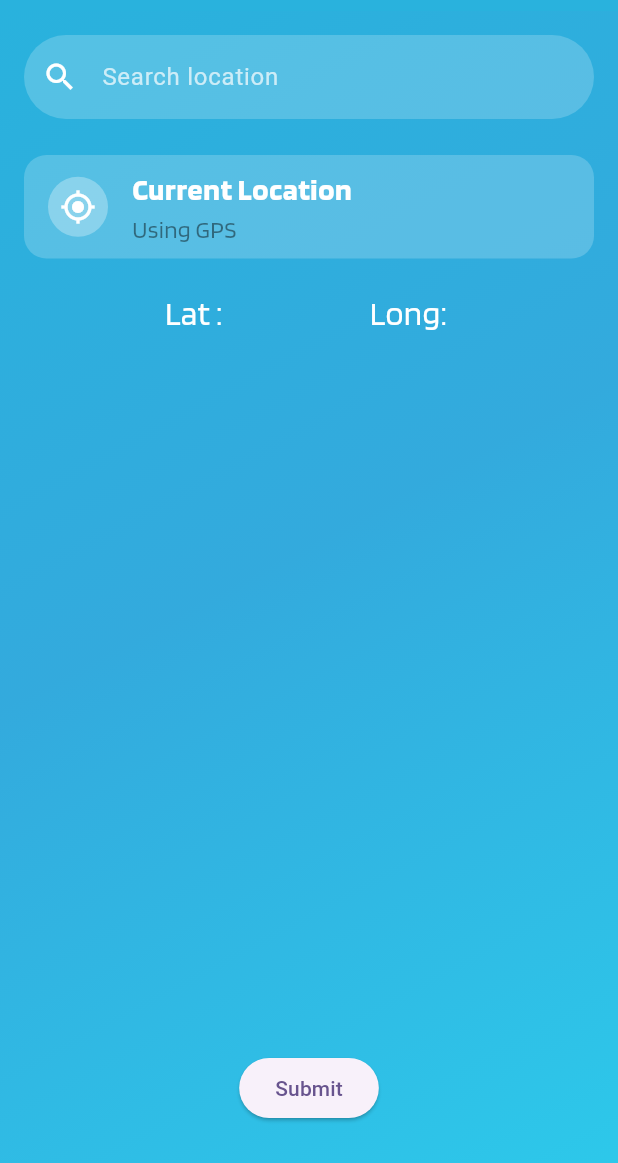
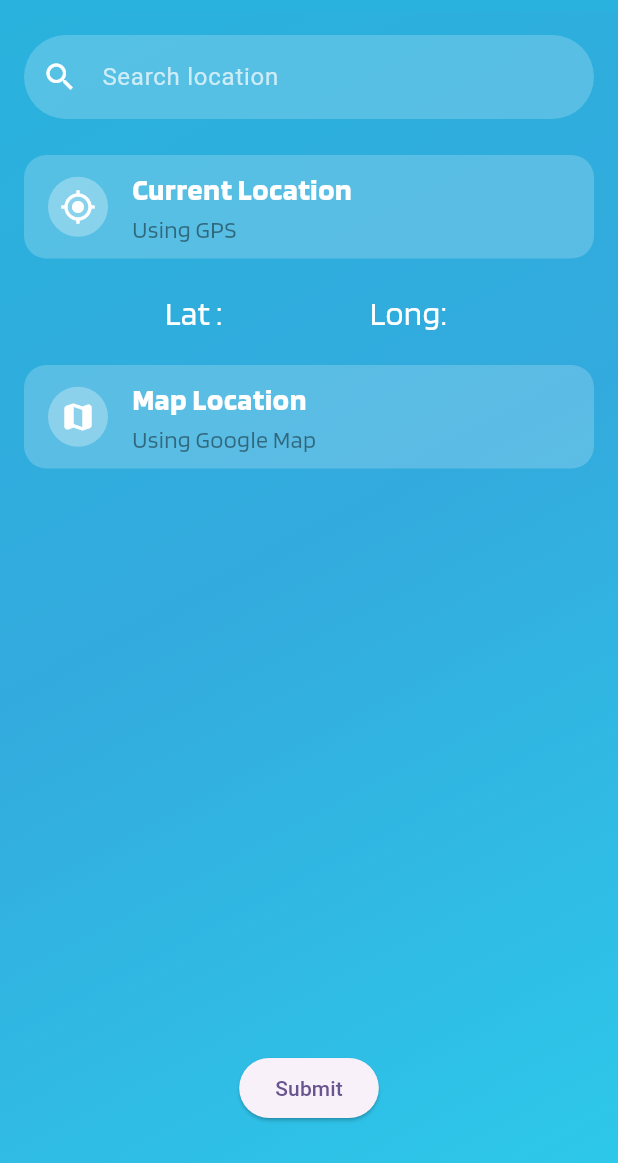
Before and after one commit to aditya-webkorps/weather, a Flutter app: the screen it shows after launch, after a tap on an icon or button, on a phone screen of 412 x 824 dp, the part 73-1236 px from its top. Run offline on Flutter 3.47's test engine with Material 3 defaults, Android fonts, the phone set to English and light mode, and no system bars; our stand-ins replace connectivity_plus, flutter_svg, font_awesome_flutter, geolocator, google_maps_flutter; network calls fail; project files that could hold a hidden picture were left out.

Commit message:
google map integration done

```diff
--- a/lib/location_page.dart
+++ b/lib/location_page.dart
@@ -1,6 +1,7 @@
 import 'package:flutter/material.dart';
 import 'package:geolocator/geolocator.dart';
 import 'package:weather_app/services/network_service.dart';
+import 'package:weather_app/widgets/google_map_page.dart';
 
 import 'common/text_styles.dart';
 
@@ -40,6 +41,17 @@ class _LocationPageState extends State<LocationPage> {
       return false;
     }
     return true;
+  }
+
+  Future<bool> isGpsServiceEnabled() async {
+    bool isGpsEnabled = false;
+
+    isGpsEnabled = await Geolocator.isLocationServiceEnabled();
+    if (!isGpsEnabled) {
+      ScaffoldMessenger.of(context).showSnackBar(SnackBar(
+          content: Text("GPS services are disabled. Please enable the GPS.")));
+    }
+    return isGpsEnabled;
   }
 
   @override
@@ -95,11 +107,13 @@ class _LocationPageState extends State<LocationPage> {
                 onTap: () async {
                   isLoading = true;
                   setState(() {});
+                  if (await isGpsServiceEnabled()) {
                     if (await isLocationPermissionProvided()) {
                       position = await Geolocator.getCurrentPosition(
                           locationSettings: locationSettings);
                       isLoading = false;
                       setState(() {});
+                    }
                   }
                 },
                 child: Container(
@@ -147,18 +161,72 @@ class _LocationPageState extends State<LocationPage> {
                   ),
                 ],
               ),
+              SizedBox(
+                height: 20.0,
+              ),
+              InkWell(
+                onTap: () {
+                  Navigator.of(context).push(
+                      MaterialPageRoute(builder: (context) => GoogleMapPage()));
+                },
+                child: Container(
+                  decoration: BoxDecoration(
+                      color: Colors.white.withValues(alpha: 0.2),
+                      borderRadius: BorderRadius.circular(15.0)),
+                  child: ListTile(
+                    leading: isLoading
+                        ? CircularProgressIndicator(color: Colors.white)
+                        : Container(
+                            padding: EdgeInsets.all(8.0),
+                            decoration: BoxDecoration(
+                                shape: BoxShape.circle,
+                                color: Colors.white.withValues(alpha: 0.3)),
+                            child: Icon(
+                              Icons.map_rounded,
+                              color: Colors.white,
+                            ),
+                          ),
+                    title: Text(
+                      "Map Location",
+                      style: TextStyles.semiboldWhite20,
+                    ),
+                    subtitle: Text(
+                      "Using Google Map",
+                      style: TextStyles.regularWhite16
+                          .copyWith(color: Colors.black45),
+                    ),
+                  ),
+                ),
+              ),
               Spacer(),
               Padding(
                 padding: const EdgeInsets.all(10.0),
                 child: ElevatedButton(
                     onPressed: () async {
+                      try {
                         NetworkService networkService = NetworkService();
 
-                      var responseModel = await networkService.getForecastData(
-                        lat: 18.5639113, //position?.latitude ?? 0.0,
-                        long: 73.782828, // position?.longitude ?? 0.0,
+                        var responseModel =
+                            await networkService.getForecastData(
+                          lat: position?.latitude,
+                          long: position?.longitude,
+                          userInputLocation: _searchController.text,
                         );
+
+                        if (responseModel.error != null) {
+                          ScaffoldMessenger.of(context).showSnackBar(SnackBar(
+                              content:
+                                  Text("${responseModel.error?.message}")));
+                        } else {
                           Navigator.of(context).pop(responseModel);
+                        }
+                      } catch (ex) {
+                        debugPrint(ex.toString());
+
+                        ScaffoldMessenger.of(context).showSnackBar(SnackBar(
+                            content: Text(
+                                "Something went wrong. Our backend team is working on it.")));
+                      }
                     },
                     child: Text("Submit")),
               ),
--- a/lib/models/weather_model.dart
+++ b/lib/models/weather_model.dart
@@ -10,51 +10,47 @@ WeatherModel weatherModelFromJson(String str) =>
 String weatherModelToJson(WeatherModel data) => json.encode(data.toJson());
 
 class WeatherModel {
-  // final Location? location;
+  final Location? location;
   final Current? current;
+  final Forecast? forecast;
+  final WeatherError? error;
 
-  // final Forecast? forecast;
-
-  WeatherModel({
-    // this.location,
-    this.current,
-    // this.forecast,
-  });
+  WeatherModel({this.location, this.current, this.forecast, this.error});
 
   factory WeatherModel.fromJson(Map<String, dynamic> json) => WeatherModel(
-        // location: json["location"] == null
-        //     ? null
-        //     : Location.fromJson(json["location"]),
+        location: json["location"] == null
+            ? null
+            : Location.fromJson(json["location"]),
         current:
             json["current"] == null ? null : Current.fromJson(json["current"]),
-        // forecast: json["forecast"] == null
-        //     ? null
-        //     : Forecast.fromJson(json["forecast"]),
+        forecast: json["forecast"] == null
+            ? null
+            : Forecast.fromJson(json["forecast"]),
+        error:
+            json["error"] == null ? null : WeatherError.fromJson(json["error"]),
       );
 
   Map<String, dynamic> toJson() => {
-        // "location": location?.toJson(),
+        "location": location?.toJson(),
         "current": current?.toJson(),
-        // "forecast": forecast?.toJson(),
+        "forecast": forecast?.toJson(),
       };
 }
 
 class Current {
-  // final String? lastUpdated;
   final double? tempC;
+  final double? windKph;
+  final Condition? condition;
 
-  // final double? tempF;
-  // final double? isDay;
-  // final Condition? condition;
   // final double? windMph;
-  final double? windKph;
   // final double? windDegree;
   // final String? windDir;
   // final double? pressureMb;
   // final double? pressureIn;
   // final double? precipMm;
-  // final double? precipIn;
-  // final double? humidity;
+  final double? precipIn;
+  final double? humidity;
+
   // final double? cloud;
   // final double? feelslikeC;
   // final double? feelslikeF;
@@ -78,12 +74,11 @@ class Current {
   // final double? chanceOfSnow;
 
   Current({
-    // this.lastUpdatedEpoch,
     // this.lastUpdated,
     this.tempC,
     // this.tempF,
     // this.isDay,
-    // this.condition,
+    this.condition,
     // this.windMph,
     this.windKph,
     // this.windDegree,
@@ -91,8 +86,8 @@ class Current {
     // this.pressureMb,
     // this.pressureIn,
     // this.precipMm,
-    // this.precipIn,
-    // this.humidity,
+    this.precipIn,
+    this.humidity,
     // this.cloud,
     // this.feelslikeC,
     // this.feelslikeF,
@@ -117,12 +112,13 @@ class Current {
   });
 
   factory Current.fromJson(Map<String, dynamic> json) => Current(
-        // lastUpdatedEpoch: json["last_updated_epoch"],
         // lastUpdated: json["last_updated"],
         tempC: json["temp_c"]?.toDouble(),
         // tempF: json["temp_f"]?.toDouble(),
         // isDay: json["is_day"],
-        // condition: json["condition"] == null ? null : Condition.fromJson(json["condition"]),
+        condition: json["condition"] == null
+            ? null
+            : Condition.fromJson(json["condition"]),
         // windMph: json["wind_mph"]?.toDouble(),
         windKph: json["wind_kph"]?.toDouble(),
         // windDegree: json["wind_degree"],
@@ -130,8 +126,8 @@ class Current {
         // pressureMb: json["pressure_mb"],
         // pressureIn: json["pressure_in"]?.toDouble(),
         // precipMm: json["precip_mm"],
-        // precipIn: json["precip_in"],
-        // humidity: json["humidity"],
+        precipIn: double.parse(json["precip_in"].toString()),
+        humidity: double.parse(json["humidity"].toString()),
         // cloud: json["cloud"],
         // feelslikeC: json["feelslike_c"]?.toDouble(),
         // feelslikeF: json["feelslike_f"]?.toDouble(),
@@ -196,9 +192,9 @@ class Current {
 }
 
 class Condition {
-  final Text? text;
-  final Icon? icon;
-  final double? code;
+  final String? text;
+  final String? icon;
+  final int? code;
 
   Condition({
     this.text,
@@ -207,33 +203,17 @@ class Condition {
   });
 
   factory Condition.fromJson(Map<String, dynamic> json) => Condition(
-        text: textValues.map[json["text"]]!,
-        icon: iconValues.map[json["icon"]]!,
+        text: json["text"],
+        icon: json["icon"],
         code: json["code"],
       );
 
   Map<String, dynamic> toJson() => {
-        "text": textValues.reverse[text],
-        "icon": iconValues.reverse[icon],
+        "text": text,
+        "icon": icon,
         "code": code,
       };
 }
-
-enum Icon {
-  CDN_WEATHERAPI_COM_WEATHER_64_X64_DAY_113_PNG,
-  CDN_WEATHERAPI_COM_WEATHER_64_X64_NIGHT_113_PNG
-}
-
-final iconValues = EnumValues({
-  "//cdn.weatherapi.com/weather/64x64/day/113.png":
-      Icon.CDN_WEATHERAPI_COM_WEATHER_64_X64_DAY_113_PNG,
-  "//cdn.weatherapi.com/weather/64x64/night/113.png":
-      Icon.CDN_WEATHERAPI_COM_WEATHER_64_X64_NIGHT_113_PNG
-});
-
-enum Text { CLEAR, SUNNY }
-
-final textValues = EnumValues({"Clear ": Text.CLEAR, "Sunny": Text.SUNNY});
 
 class Forecast {
   final List<Forecastday>? forecastday;
@@ -273,7 +253,7 @@ class Forecastday {
 
   factory Forecastday.fromJson(Map<String, dynamic> json) => Forecastday(
         date: json["date"] == null ? null : DateTime.parse(json["date"]),
-        dateEpoch: json["date_epoch"],
+        dateEpoch: double.tryParse(json["date_epoch"].toString()),
         day: json["day"] == null ? null : Day.fromJson(json["day"]),
         astro: json["astro"] == null ? null : Astro.fromJson(json["astro"]),
         hour: json["hour"] == null
@@ -320,9 +300,9 @@ class Astro {
         moonrise: json["moonrise"],
         moonset: json["moonset"],
         moonPhase: json["moon_phase"],
-        moonIllumination: json["moon_illumination"],
-        isMoonUp: json["is_moon_up"],
-        isSunUp: json["is_sun_up"],
+        // moonIllumination: json["moon_illumination"],
+        // isMoonUp: json["is_moon_up"],
+        // isSunUp: json["is_sun_up"],
       );
 
   Map<String, dynamic> toJson() => {
@@ -340,8 +320,8 @@ class Astro {
 class Day {
   final double? maxtempC;
   final double? maxtempF;
-  final double? mdoubleempC;
-  final double? mdoubleempF;
+  final double? mintempC;
+  final double? mintempF;
   final double? avgtempC;
   final double? avgtempF;
   final double? maxwindMph;
@@ -362,8 +342,8 @@ class Day {
   Day({
     this.maxtempC,
     this.maxtempF,
-    this.mdoubleempC,
-    this.mdoubleempF,
+    this.mintempC,
+    this.mintempF,
     this.avgtempC,
     this.avgtempF,
     this.maxwindMph,
@@ -384,23 +364,23 @@ class Day {
 
   factory Day.fromJson(Map<String, dynamic> json) => Day(
         maxtempC: json["maxtemp_c"]?.toDouble(),
-        maxtempF: json["maxtemp_f"]?.toDouble(),
-        mdoubleempC: json["mdoubleemp_c"]?.toDouble(),
-        mdoubleempF: json["mdoubleemp_f"]?.toDouble(),
+        // maxtempF: json["maxtemp_f"]?.toDouble(),
+        mintempC: json["mintemp_c"]?.toDouble(),
+        mintempF: json["mintemp_f"]?.toDouble(),
         avgtempC: json["avgtemp_c"]?.toDouble(),
         avgtempF: json["avgtemp_f"]?.toDouble(),
-        maxwindMph: json["maxwind_mph"]?.toDouble(),
-        maxwindKph: json["maxwind_kph"]?.toDouble(),
+        maxwindMph: json["maxwind_mph"],
+        maxwindKph: double.tryParse(json["maxwind_kph"].toString()),
         totalprecipMm: json["totalprecip_mm"],
         totalprecipIn: json["totalprecip_in"],
         totalsnowCm: json["totalsnow_cm"],
         avgvisKm: json["avgvis_km"],
         avgvisMiles: json["avgvis_miles"],
-        avghumidity: json["avghumidity"],
-        dailyWillItRain: json["daily_will_it_rain"],
-        dailyChanceOfRain: json["daily_chance_of_rain"],
-        dailyWillItSnow: json["daily_will_it_snow"],
-        dailyChanceOfSnow: json["daily_chance_of_snow"],
+        // avghumidity: json["avghumidity"],
+        // dailyWillItRain: json["daily_will_it_rain"],
+        // dailyChanceOfRain: json["daily_chance_of_rain"],
+        // dailyWillItSnow: json["daily_will_it_snow"],
+        // dailyChanceOfSnow: json["daily_chance_of_snow"],
         condition: json["condition"] == null
             ? null
             : Condition.fromJson(json["condition"]),
@@ -410,8 +390,8 @@ class Day {
   Map<String, dynamic> toJson() => {
         "maxtemp_c": maxtempC,
         "maxtemp_f": maxtempF,
-        "mdoubleemp_c": mdoubleempC,
-        "mdoubleemp_f": mdoubleempF,
+        "mintemp_c": mintempC,
+        "mintemp_f": mintempF,
         "avgtemp_c": avgtempC,
         "avgtemp_f": avgtempF,
         "maxwind_mph": maxwindMph,
@@ -482,3 +462,23 @@ class EnumValues<T> {
     return reverseMap;
   }
 }
+
+class WeatherError {
+  final int? code;
+  final String? message;
+
+  WeatherError({
+    this.code,
+    this.message,
+  });
+
+  factory WeatherError.fromJson(Map<String, dynamic> json) => WeatherError(
+        code: json["code"],
+        message: json["message"],
+      );
+
+  Map<String, dynamic> toJson() => {
+        "code": code,
+        "message": message,
+      };
+}
--- /dev/null
+++ b/lib/services/connectivity_service.dart
@@ -0,0 +1,10 @@
+import 'package:connectivity_plus/connectivity_plus.dart';
+
+class ConnectivityService {
+  final Connectivity _connectivity = Connectivity();
+
+  Future<bool> checkInternetConnectivity() async {
+    final connectivityResult = await _connectivity.checkConnectivity();
+    return !connectivityResult.contains(ConnectivityResult.none);
+  }
+}
--- a/lib/services/network_service.dart
+++ b/lib/services/network_service.dart
@@ -1,55 +1,53 @@
 import 'dart:convert';
 
+import 'package:flutter/foundation.dart';
 import 'package:http/http.dart' as http;
 import 'package:weather_app/models/weather_model.dart';
+import 'package:weather_app/services/connectivity_service.dart';
 
 class NetworkService {
   String baseUrl = 'http://api.weatherapi.com/v1/';
   String apiKey = "414ace58f0c6403f9e1164448251002";
 
-  Future<WeatherResponseModel> getForecastData(
-      {required double lat, required double long}) async {
+  final ConnectivityService _connectivityService = ConnectivityService();
 
-    final response = await http.get(
-        Uri.parse('${baseUrl}forecast.json?key=$apiKey&q=$lat,$long&days=7'));
+  Future<bool> _checkInternetConnectivity() async {
+    final hasConnection =
+        await _connectivityService.checkInternetConnectivity();
 
-    // CONVERT STRING JSON RESPONSE INTO MAP
-    Map<String, dynamic> responseMap = json.decode(response.body);
+    if (!hasConnection) {
+      return false;
+    }
+    return true;
+  }
 
-    // FETCH DATA FROM MAP TO WeatherResponseModel
-    var responseModel = WeatherResponseModel(
-      name: responseMap['location']['name'],
-      region: responseMap['location']['region'],
-      country: responseMap['location']['country'],
-      currentTemp: responseMap['current']['temp_c'],
-      maxTemp: responseMap['forecast']['forecastday'][0]['day']['maxtemp_c'],
-      minTemp: responseMap['forecast']['forecastday'][0]['day']['mintemp_c'],
-      sunrise: responseMap['forecast']['forecastday'][0]['astro']['sunrise'],
-      sunset: responseMap['forecast']['forecastday'][0]['astro']['sunset'],
-    );
+  Future<WeatherModel> getForecastData(
+      {double? lat, double? long, String? userInputLocation}) async {
+    debugPrint(apiKey);
 
-    return responseModel;
+    String q = "";
+    if (userInputLocation != null && userInputLocation.isNotEmpty) {
+      q = userInputLocation;
+    } else if (lat != null) {
+      q = "$lat,$long";
+    }
+
+    if (await _checkInternetConnectivity()) {
+      final response = await http
+          .get(Uri.parse('${baseUrl}forecast.json?key=$apiKey&q=$q&days=8'));
+
+      // CONVERT STRING JSON RESPONSE INTO MAP
+      Map<String, dynamic> jsonMap = json.decode(response.body);
+
+      WeatherModel model = WeatherModel.fromJson(jsonMap);
+      return model;
+    } else {
+      return Future.value(
+        WeatherModel(
+          error: WeatherError(
+              code: 1001, message: "Internet connectivity not available..."),
+        ),
+      );
+    }
   }
 }
-
-// MODEL CLASS
-class WeatherResponseModel {
-  final String name;
-  final String region;
-  final String country;
-  final double currentTemp;
-  final double minTemp;
-  final double maxTemp;
-  final String sunrise;
-  final String sunset;
-
-  WeatherResponseModel(
-      {required this.name,
-      required this.region,
-      required this.country,
-      required this.currentTemp,
-      required this.minTemp,
-      required this.maxTemp,
-      required this.sunrise,
-      required this.sunset});
-}
--- a/lib/weather_page.dart
+++ b/lib/weather_page.dart
@@ -4,6 +4,7 @@ import 'package:font_awesome_flutter/font_awesome_flutter.dart';
 import 'package:geolocator/geolocator.dart';
 import 'package:weather_app/common/text_styles.dart';
 import 'package:weather_app/location_page.dart';
+import 'package:weather_app/models/weather_model.dart';
 import 'package:weather_app/widgets/hourly_forecast_weather_widget.dart';
 import 'package:weather_app/widgets/weekly_forecast_weather_widget.dart';
 
@@ -20,12 +21,22 @@ class WeatherPage extends StatefulWidget {
 
 class _WeatherPageState extends State<WeatherPage> {
   bool isNotificationEnabled = true;
-  WeatherResponseModel? weatherResponse;
+  WeatherModel? weatherResponse;
 
   bool get isNightTime {
     final currentHour = DateTime.now().hour;
     bool isNight = currentHour < 6 || currentHour > 18;
     return isNight;
+  }
+
+  @override
+  void initState() {
+    super.initState();
+
+    // 1. GET SAVED LOCATION - (LAT, LONG)
+
+    // 2. CALL THE WEATHER API
+    getWeatherApi();
   }
 
   @override
@@ -69,7 +80,7 @@ class _WeatherPageState extends State<WeatherPage> {
                           weatherResponse = await Navigator.of(context).push(
                                   MaterialPageRoute(
                                       builder: (context) => LocationPage()))
-                              as WeatherResponseModel?;
+                              as WeatherModel?;
 
                           if (weatherResponse != null) {
                             // IF LOCATION RESPONSE IS NOT NULL THEN UPDATE THE UI
@@ -86,7 +97,7 @@ class _WeatherPageState extends State<WeatherPage> {
                             ),
                             SizedBox(width: 5.0),
                             Text(
-                              '${weatherResponse?.name ?? 'Select Location'}, ${weatherResponse?.region ?? ''}',
+                              '${weatherResponse?.location?.name ?? 'Select Location'}, ${weatherResponse?.location?.region ?? ''}',
                               style: TextStyles.semiboldWhite20,
                             ),
                             Padding(
@@ -114,25 +125,25 @@ class _WeatherPageState extends State<WeatherPage> {
                 ),
 
                 /// CLOUD STATUS
-                Icon(
-                  FontAwesomeIcons.cloudSunRain,
-                  color: Colors.white,
-                  size: 130.0,
+                // Icon(
+                //   FontAwesomeIcons.cloudSunRain,
+                //   color: Colors.white,
+                //   size: 130.0,
+                // ),
+
+                Image.network(
+                  "http:${weatherResponse?.current?.condition?.icon}",
+                  width: 130,
+                  height: 130,
+                  fit: BoxFit.fitHeight,
                 ),
-
-                // Image.network(
-                //   "https://cdn.weatherapi.com/weather/64x64/day/113.png",
-                //   width: 130,
-                //   height: 130,
-                //   fit: BoxFit.fill,
-                // ),
 
                 SizedBox(
                   height: 30.0,
                 ),
 
                 /// CURRENT TEMPERATURE
-                Text("${weatherResponse?.currentTemp ?? '--'}°",
+                Text("${weatherResponse?.current?.tempC ?? '--'}°",
                     style: TextStyles.semiboldWhite68),
 
                 /// Precipitations
@@ -144,14 +155,14 @@ class _WeatherPageState extends State<WeatherPage> {
                   mainAxisAlignment: MainAxisAlignment.center,
                   children: [
                     Text(
-                      'Max.:${weatherResponse?.maxTemp ?? '--'}°',
+                      'Max.:${weatherResponse?.forecast?.forecastday?[0].day?.maxtempC ?? '--'}°',
                       style: TextStyles.regularWhite20,
                     ),
                     SizedBox(
                       width: 10.0,
                     ),
                     Text(
-                      'Min.:${weatherResponse?.minTemp ?? '--'}°',
+                      'Min.:${weatherResponse?.forecast?.forecastday?[0].day?.mintempC ?? '--'}°',
                       style: TextStyles.regularWhite20,
                     )
                   ],
@@ -176,6 +187,7 @@ class _WeatherPageState extends State<WeatherPage> {
                 /// WEEKLY FORECAST
                 WeeklyForecastWeatherWidget(
                   isNightTime: isNightTime,
+                  weather: weatherResponse,
                 ),
               ],
             ),
@@ -184,4 +196,18 @@ class _WeatherPageState extends State<WeatherPage> {
       ),
     );
   }
+
+  Future<void> getWeatherApi() async {
+    // 1. CREATE OBJECT OF NETWORK SERVICE
+    NetworkService networkService = NetworkService();
+
+    var response =
+        await networkService.getForecastData(lat: 12.9898, long: 34.8787);
+
+    if (response.current != null) {
+      weatherResponse = response;
+
+      setState(() {});
+    }
+  }
 }
--- a/lib/widgets/hourly_forecast_weather_widget.dart
+++ b/lib/widgets/hourly_forecast_weather_widget.dart
@@ -1,8 +1,8 @@
 import 'package:flutter/material.dart';
+import 'package:weather_app/models/weather_model.dart';
 import 'package:weather_app/widgets/hourly_forecast_column_item.dart';
 
 import '../common/text_styles.dart';
-import '../services/network_service.dart';
 
 class HourlyForecastWeatherWidget extends StatelessWidget {
   const HourlyForecastWeatherWidget({
@@ -12,7 +12,7 @@ class HourlyForecastWeatherWidget extends StatelessWidget {
   });
 
   final bool isNightTime;
-  final WeatherResponseModel? model;
+  final WeatherModel? model;
 
   String _getFormattedDate() {
     final date = DateTime.now();
@@ -89,13 +89,13 @@ class HourlyForecastWeatherWidget extends StatelessWidget {
                 context,
                 Icons.wb_sunny,
                 'Sunrise',
-                model?.sunrise ?? '--',
+                model?.forecast?.forecastday?[0].astro?.sunrise ?? '--',
               ),
               _buildCelestialInfo(
                 context,
                 Icons.wb_twilight,
                 'Sunset',
-                model?.sunset ?? '--',
+                model?.forecast?.forecastday?[0].astro?.sunrise ?? '--',
               ),
             ],
           ),
--- a/lib/widgets/today_weather_row_widget.dart
+++ b/lib/widgets/today_weather_row_widget.dart
@@ -1,6 +1,7 @@
 import 'package:flutter/material.dart';
 import 'package:weather_app/services/network_service.dart';
 
+import '../models/weather_model.dart';
 import 'today_weather_row_item.dart';
 
 class CurrentWeatherWidget extends StatelessWidget {
@@ -11,7 +12,7 @@ class CurrentWeatherWidget extends StatelessWidget {
   });
 
   final bool isNightTime;
-  final WeatherResponseModel? model;
+  final WeatherModel? model;
 
   @override
   Widget build(BuildContext context) {
@@ -34,7 +35,7 @@ class CurrentWeatherWidget extends StatelessWidget {
           ),
           TodayWeatherRowItem(
             imagePath: "assets/icons/humidity.svg",
-            value: '90%',
+            value: '${model?.current?.humidity}%',
           ),
           TodayWeatherRowItem(
             imagePath: "assets/icons/wind.svg",
--- a/lib/widgets/weekly_forecast_weather_widget.dart
+++ b/lib/widgets/weekly_forecast_weather_widget.dart
@@ -1,12 +1,15 @@
 import 'package:flutter/material.dart';
 
 import '../common/text_styles.dart';
+import '../models/weather_model.dart';
 import 'weekly_day_forecast_widget.dart';
 
 class WeeklyForecastWeatherWidget extends StatelessWidget {
-  const WeeklyForecastWeatherWidget({super.key, required this.isNightTime});
+  const WeeklyForecastWeatherWidget(
+      {super.key, required this.isNightTime, required this.weather});
 
   final bool isNightTime;
+  final WeatherModel? weather;
 
   String _getDayName(int weekday) {
     switch (weekday) {
@@ -61,7 +64,10 @@ class WeeklyForecastWeatherWidget extends StatelessWidget {
           ),
           const SizedBox(height: 16),
           WeeklyDayForecastWidget(
-              day: _getFormattedDate(0), maxTemp: '13°C', minTemp: '10°C'),
+              day: _getFormattedDate(0),
+              maxTemp:
+                  '${weather?.forecast?.forecastday?[0].day?.maxtempC ?? '--'}°C',
+              minTemp: '10°C'),
           const SizedBox(height: 12),
           WeeklyDayForecastWidget(
               day: _getFormattedDate(1), maxTemp: '17°C', minTemp: '12°C'),
--- a/pubspec.yaml
+++ b/pubspec.yaml
@@ -17,6 +17,8 @@ dependencies:
   flutter_svg: ^2.0.17
   geolocator: ^13.0.2
   http: ^1.3.0
+  connectivity_plus: ^6.1.3
+  google_maps_flutter: ^2.10.0
 
 dev_dependencies:
   flutter_test:
```
Also changed, not shown: lib/models/weather_error_response_model.dart (added, +48 -0 lines), lib/widgets/google_map_page.dart (added, +24 -0 lines), pubspec.lock, 5 other files. Lines whose indentation alone changed are shown as unchanged.
